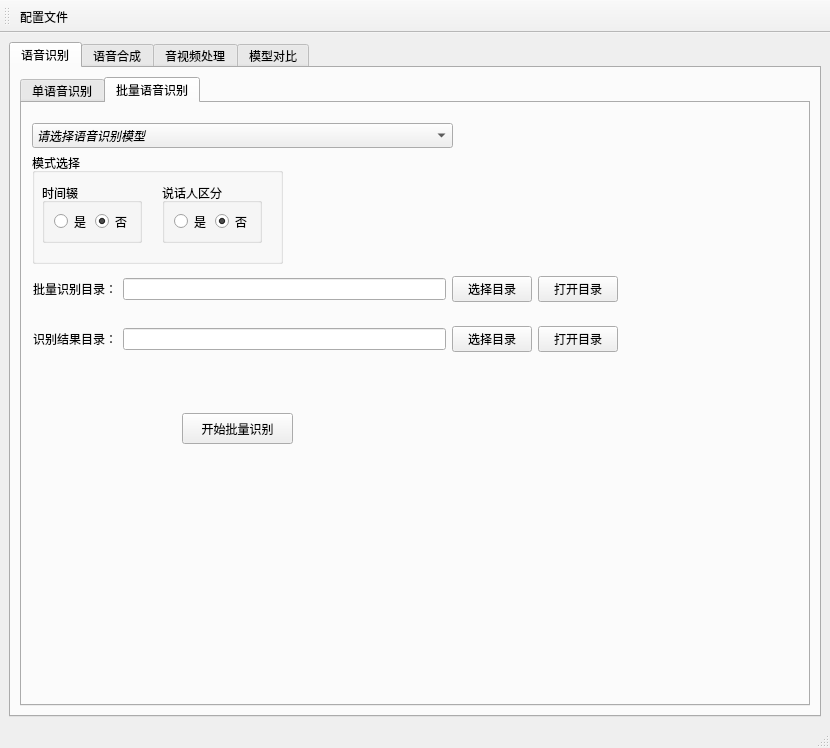
Old version of the form FunASR-GUI/src/ui/main.ui in the repository boomytc/FunASR-GUI.
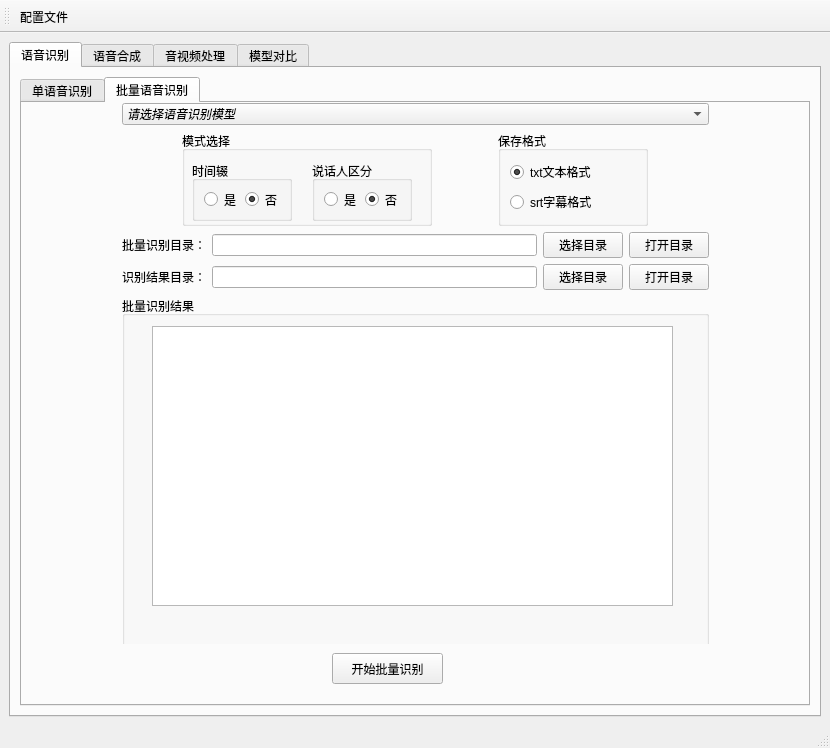
New version of the form.

Commit message: 实现批量识别并保存的功能，支持txt和srt格式指定目录进行保存

The edit to the form file:
```diff
--- a/FunASR-GUI/src/ui/main.ui
+++ b/FunASR-GUI/src/ui/main.ui
@@ -25,7 +25,7 @@
         <string>语音识别</string>
        </attribute>
        <layout class="QGridLayout" name="gridLayout_6">
-        <item row="0" column="1">
+        <item row="0" column="0">
          <widget class="QTabWidget" name="tabWidget_2">
           <property name="currentIndex">
            <number>1</number>
@@ -410,15 +410,31 @@
            <attribute name="title">
             <string>批量语音识别</string>
            </attribute>
+           <widget class="QPushButton" name="btn_batch_asr">
+            <property name="geometry">
+             <rect>
+              <x>310</x>
+              <y>550</y>
+              <width>111</width>
+              <height>31</height>
+             </rect>
+            </property>
+            <property name="text">
+             <string>开始批量识别</string>
+            </property>
+           </widget>
+           <widget class="QWidget" name="">
+            <property name="geometry">
+             <rect>
+              <x>100</x>
+              <y>0</y>
+              <width>587</width>
+              <height>541</height>
+             </rect>
+            </property>
+            <layout class="QVBoxLayout" name="verticalLayout_4">
+             <item>
            <widget class="QComboBox" name="combox_modelSelect_batch">
-            <property name="geometry">
-             <rect>
-              <x>10</x>
-              <y>20</y>
-              <width>421</width>
-              <height>25</height>
-             </rect>
-            </property>
             <property name="font">
              <font>
               <italic>true</italic>
@@ -430,14 +446,16 @@
              </property>
             </item>
            </widget>
+             </item>
+             <item>
+              <layout class="QHBoxLayout" name="horizontalLayout_6">
+               <item>
            <widget class="QGroupBox" name="groupBox_9">
-            <property name="geometry">
-             <rect>
-              <x>10</x>
-              <y>50</y>
-              <width>251</width>
-              <height>111</height>
-             </rect>
+                 <property name="maximumSize">
+                  <size>
+                   <width>250</width>
+                   <height>16777215</height>
+                  </size>
             </property>
             <property name="title">
              <string>模式选择</string>
@@ -531,28 +549,42 @@
              </layout>
             </widget>
            </widget>
-           <widget class="QPushButton" name="btn_batch_asr">
-            <property name="geometry">
-             <rect>
-              <x>160</x>
-              <y>310</y>
-              <width>111</width>
-              <height>31</height>
-             </rect>
-            </property>
+               </item>
+               <item>
+                <widget class="QGroupBox" name="groupBox_13">
+                 <property name="maximumSize">
+                  <size>
+                   <width>150</width>
+                   <height>16777215</height>
+                  </size>
+                 </property>
+                 <property name="title">
+                  <string>保存格式</string>
+                 </property>
+                 <layout class="QVBoxLayout" name="verticalLayout_3">
+                  <item>
+                   <widget class="QRadioButton" name="radioBtn_batch_asrSaveTxtMode">
             <property name="text">
-             <string>开始批量识别</string>
-            </property>
-           </widget>
-           <widget class="QWidget" name="">
-            <property name="geometry">
-             <rect>
-              <x>11</x>
-              <y>170</y>
-              <width>585</width>
-              <height>32</height>
-             </rect>
-            </property>
+                     <string>txt文本格式</string>
+                    </property>
+                    <property name="checked">
+                     <bool>true</bool>
+                    </property>
+                   </widget>
+                  </item>
+                  <item>
+                   <widget class="QRadioButton" name="radioBtn_batch_asrSaveSrtMode">
+                    <property name="text">
+                     <string>srt字幕格式</string>
+                    </property>
+                   </widget>
+                  </item>
+                 </layout>
+                </widget>
+               </item>
+              </layout>
+             </item>
+             <item>
             <layout class="QHBoxLayout" name="horizontalLayout_4">
              <item>
               <widget class="QLabel" name="label_3">
@@ -586,16 +618,8 @@
               </widget>
              </item>
             </layout>
-           </widget>
-           <widget class="QWidget" name="">
-            <property name="geometry">
-             <rect>
-              <x>11</x>
-              <y>220</y>
-              <width>585</width>
-              <height>32</height>
-             </rect>
-            </property>
+             </item>
+             <item>
             <layout class="QHBoxLayout" name="horizontalLayout_5">
              <item>
               <widget class="QLabel" name="label_4">
@@ -626,6 +650,37 @@
                <property name="text">
                 <string>打开目录</string>
                </property>
+                </widget>
+               </item>
+              </layout>
+             </item>
+             <item>
+              <widget class="QGroupBox" name="groupBox_14">
+               <property name="minimumSize">
+                <size>
+                 <width>0</width>
+                 <height>400</height>
+                </size>
+               </property>
+               <property name="title">
+                <string>批量识别结果</string>
+               </property>
+               <widget class="QPlainTextEdit" name="plainTextEdit_batch_asr_result">
+                <property name="geometry">
+                 <rect>
+                  <x>30</x>
+                  <y>30</y>
+                  <width>521</width>
+                  <height>280</height>
+                 </rect>
+                </property>
+                <property name="minimumSize">
+                 <size>
+                  <width>0</width>
+                  <height>280</height>
+                 </size>
+                </property>
+               </widget>
               </widget>
              </item>
             </layout>
```
Left out of the diff: 16 changed lines with no effect on the pictures. Lines whose indentation alone changed are shown as unchanged. The commit also changes 3 other files.
